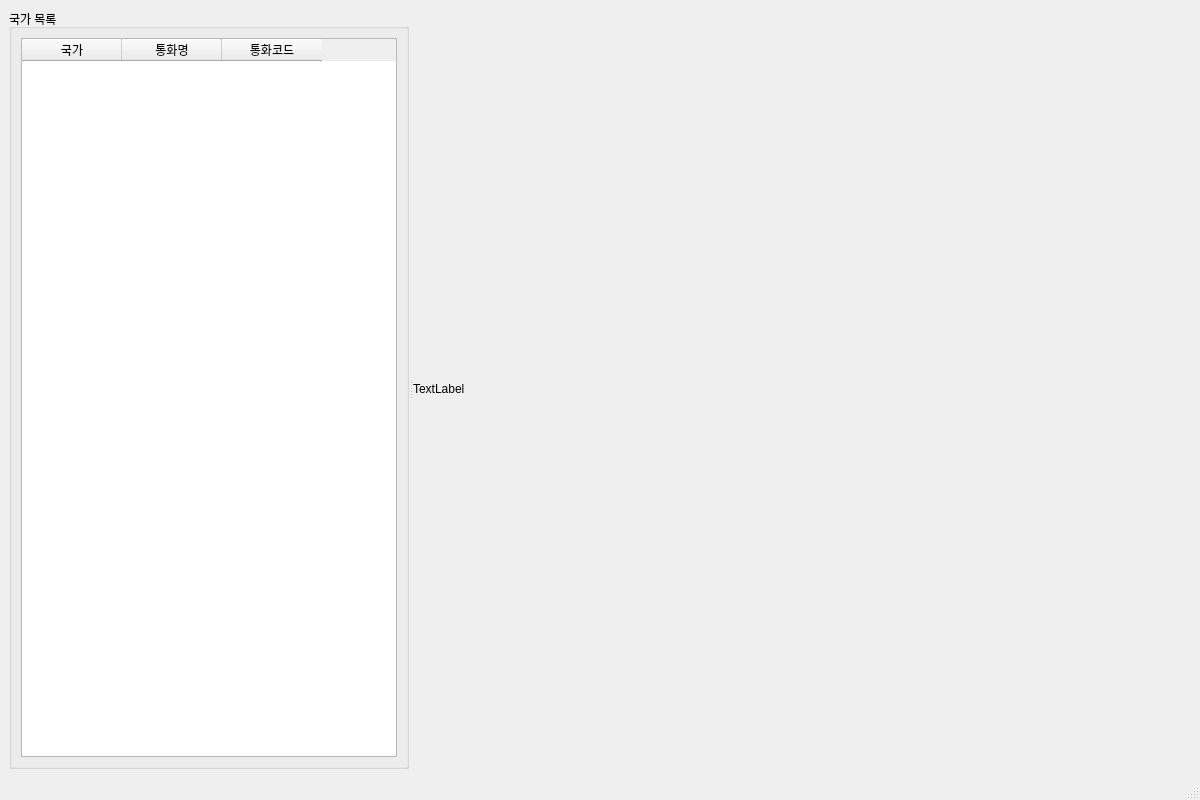
This is ui/window/window_visualize.ui in BoonDoPark/ExchangeRatioTrader as Qt 5 draws it before an edit. The edited form follows.
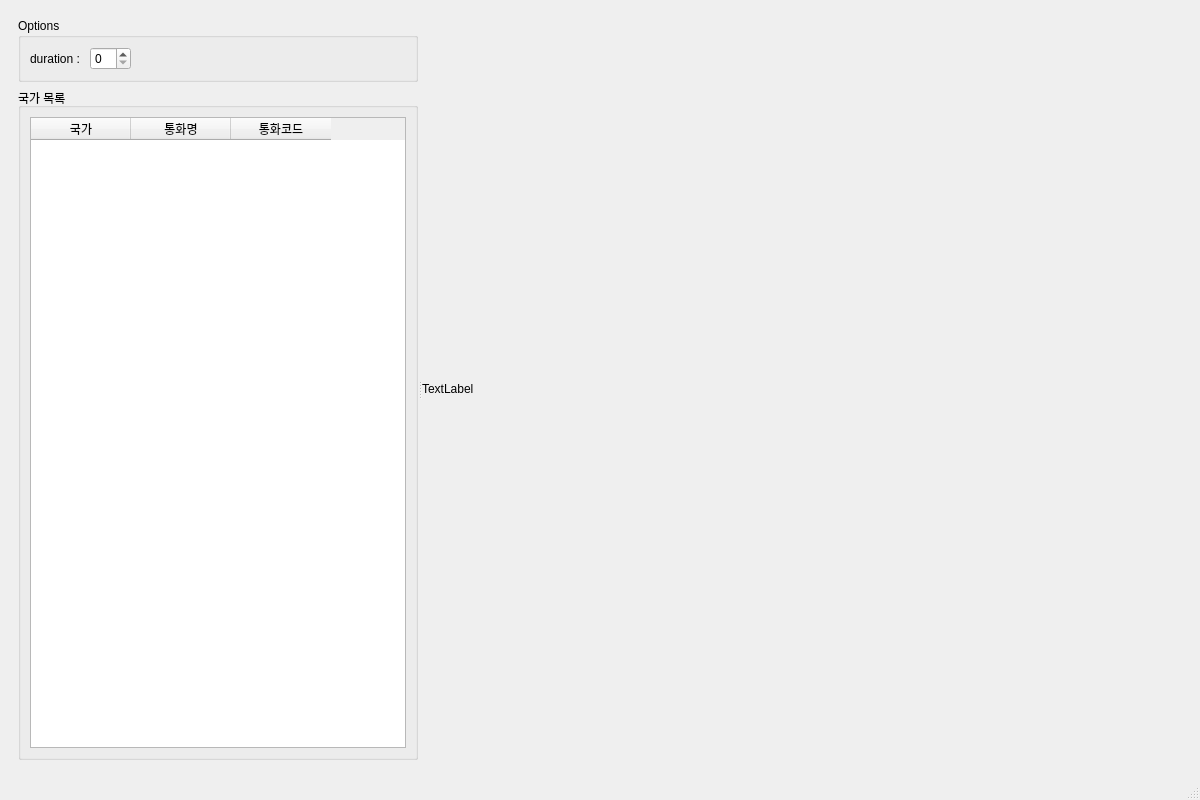
This is the edited form.

Commit message: Data Receive의 오류를 수정, Data Visualize의 TableWiget의 필드값 추가

Patch:
```diff
--- a/ui/window/window_visualize.ui
+++ b/ui/window/window_visualize.ui
@@ -16,6 +16,9 @@
   <widget class="QWidget" name="centralwidget">
    <layout class="QVBoxLayout" name="verticalLayout_4">
     <item>
+     <widget class="QWidget" name="widget_3" native="true">
+      <layout class="QVBoxLayout" name="verticalLayout_5">
+       <item>
      <widget class="QSplitter" name="splitter">
       <property name="orientation">
        <enum>Qt::Horizontal</enum>
@@ -27,7 +30,39 @@
          <height>16777215</height>
         </size>
        </property>
-       <layout class="QVBoxLayout" name="verticalLayout_2">
+          <layout class="QVBoxLayout" name="verticalLayout">
+           <item>
+            <widget class="QGroupBox" name="groupBox">
+             <property name="title">
+              <string>Options</string>
+             </property>
+             <layout class="QHBoxLayout" name="horizontalLayout">
+              <item>
+               <widget class="QLabel" name="label">
+                <property name="text">
+                 <string>duration : </string>
+                </property>
+               </widget>
+              </item>
+              <item>
+               <widget class="QSpinBox" name="spinBox_duration"/>
+              </item>
+              <item>
+               <spacer name="horizontalSpacer_2">
+                <property name="orientation">
+                 <enum>Qt::Horizontal</enum>
+                </property>
+                <property name="sizeHint" stdset="0">
+                 <size>
+                  <width>40</width>
+                  <height>20</height>
+                 </size>
+                </property>
+               </spacer>
+              </item>
+             </layout>
+            </widget>
+           </item>
         <item>
          <widget class="QGroupBox" name="groupBox">
           <property name="title">
@@ -35,7 +70,10 @@
           </property>
           <layout class="QVBoxLayout" name="verticalLayout">
            <item>
-            <widget class="QTableWidget" name="tableWidget">
+               <widget class="QTableWidget" name="tableWidget_country_list">
+                <property name="selectionBehavior">
+                 <enum>QAbstractItemView::SelectRows</enum>
+                </property>
              <column>
               <property name="text">
                <string>국가</string>
@@ -73,6 +111,9 @@
     </item>
    </layout>
   </widget>
+    </item>
+   </layout>
+  </widget>
   <widget class="QMenuBar" name="menubar">
    <property name="geometry">
     <rect>
```
Left out of the diff: 2 changed lines with no effect on the pictures. Lines whose indentation alone changed are shown as unchanged. The commit also changes 5 other files.
